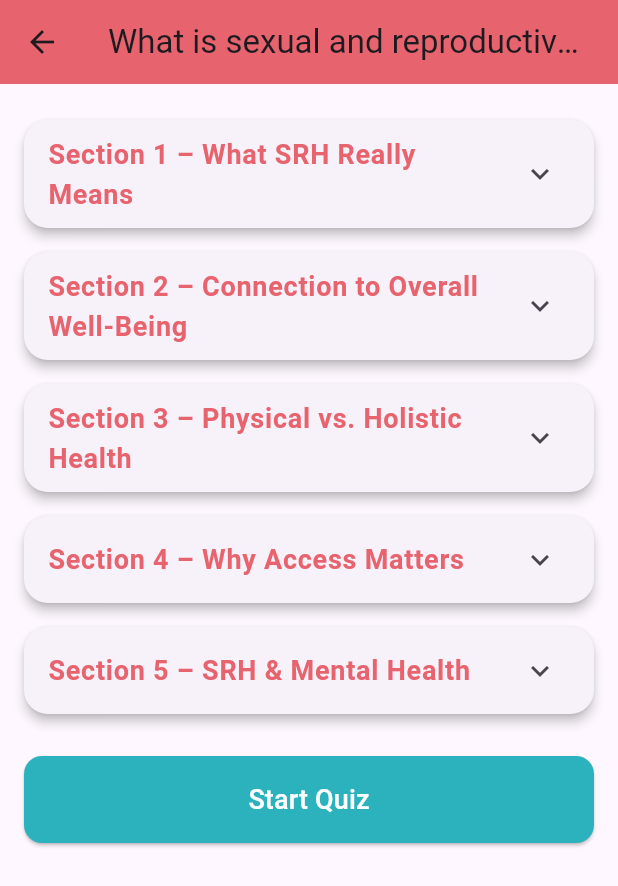
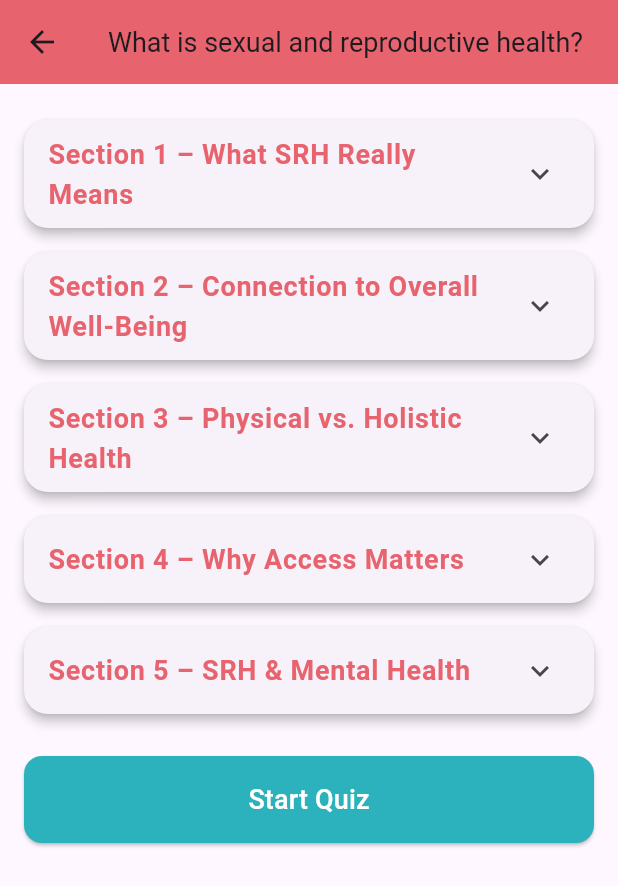
Before and after one commit to kubraaslam/AwarePlus_App, a Flutter app: the ModuleView screen opened directly, on a phone screen of 412 x 824 dp. Shown: the top 886 px of the screen. Run offline on Flutter 3.47's test engine with Material 3 defaults, Android fonts, the phone set to English and light mode, and no system bars; our stand-ins replace cloud_firestore, firebase_auth, firebase_core, image_picker, shared_preferences; accounts and stored records are empty.

Commit message:
adding relevant infographics for the sections

```diff
--- a/lib/data/module_data.dart
+++ b/lib/data/module_data.dart
@@ -5,6 +5,7 @@ final srhLearningModels = [
   LearningModels(
     title: "Section 1 – What SRH Really Means",
     infographicDesc: "Infographic: Holistic sexual health snapshot",
+    infographicImage: "assets/infographics/Sexual and Reproductive Health Education/My-Sexual-Health-and-Rights.jpg",
     keyPoints: [
       "SRH isn’t just about avoiding STIs or preventing pregnancy.",
       "It’s about being physically, mentally, and socially healthy in sexual and reproductive life.",
@@ -18,6 +19,7 @@ final srhLearningModels = [
   LearningModels(
     title: "Section 2 – Connection to Overall Well-Being",
     infographicDesc: "Infographic: Wheel of well-being",
+    infographicImage: "assets/infographics/Sexual and Reproductive Health Education/WellnessWheel2.png",
     keyPoints: [
       "Reproductive health affects all genders and all life stages.",
       "Good SRH supports: Healthy pregnancies, Protection from infections, Emotional confidence, Strong social relationships.",
@@ -30,6 +32,7 @@ final srhLearningModels = [
   LearningModels(
     title: "Section 3 – Physical vs. Holistic Health",
     infographicDesc: "Infographic: Physical + Mental + Social overlap",
+    infographicImage: "assets/infographics/Sexual and Reproductive Health Education/Physical-vs-Holistic-Health.jpeg",
     keyPoints: [
       "Sexual health is not only physical.",
       "Mental well-being (confidence, self-esteem) and social aspects (respect, consent) are equally important.",
@@ -42,6 +45,7 @@ final srhLearningModels = [
   LearningModels(
     title: "Section 4 – Why Access Matters",
     infographicDesc: "Infographic: Benefits of SRH access",
+    infographicImage: "assets/infographics/Sexual and Reproductive Health Education/Why-Access-Matters.png",
     keyPoints: [
       "Prevents STIs",
       "Reduces unplanned pregnancies",
@@ -56,6 +60,7 @@ final srhLearningModels = [
   LearningModels(
     title: "Section 5 – SRH & Mental Health",
     infographicDesc: "Infographic: Mind-body connection",
+    infographicImage: "assets/infographics/Sexual and Reproductive Health Education/mind-body-connection.jpeg",
     keyPoints: [
       "Poor SRH can cause anxiety, depression, and stress.",
       "Positive SRH education builds self-esteem and reduces relationship pressures.",
--- a/lib/models/learning_models.dart
+++ b/lib/models/learning_models.dart
@@ -1,6 +1,7 @@
 class LearningModels {
   final String title;
   final String infographicDesc;
+  final String? infographicImage;
   final List<String> keyPoints;
   final String quickFact;
   final String topicId;
@@ -9,6 +10,7 @@ class LearningModels {
   LearningModels({
     required this.title,
     required this.infographicDesc,
+    this.infographicImage,
     required this.keyPoints,
     required this.quickFact,
     required this.topicId,
--- a/lib/views/learning_module_view.dart
+++ b/lib/views/learning_module_view.dart
@@ -102,7 +102,7 @@ class ModuleView extends StatelessWidget {
   Widget build(BuildContext context) {
     return Scaffold(
       appBar: AppBar(
-        title: Text(subtopicId),
+        title: Text(subtopicId, style: TextStyle(fontSize: 18),),
         backgroundColor: const Color(0xFFE7636E),
         elevation: 0,
       ),
```
Also changed, not shown: lib/views/topic_detail_view.dart (+35 -18 lines), pubspec.yaml (+4 -4 lines), assets/infographics/Sexual and Reproductive Health Education/My-Sexual-Health-and-Rights.jpg, assets/infographics/Sexual and Reproductive Health Education/OPA-school-strategies-graphics-pentagon1-2.jpg (deleted), assets/infographics/Sexual and Reproductive Health Education/Physical-vs-Holistic-Health.jpeg (added), assets/infographics/Sexual and Reproductive Health Education/SDG-tiles.jpg (deleted), assets/infographics/Sexual and Reproductive Health Education/Sexual Reproductive Rights.jpg (deleted), assets/infographics/Sexual and Reproductive Health Education/WellnessWheel2.png (added), assets/infographics/Sexual and Reproductive Health Education/Why-Access-Matters.png (added), assets/infographics/Sexual and Reproductive Health Education/mind-body-connection.jpeg (added), assets/infographics/Sexual and Reproductive Health Education/poa_brief.pdf.png (deleted).
